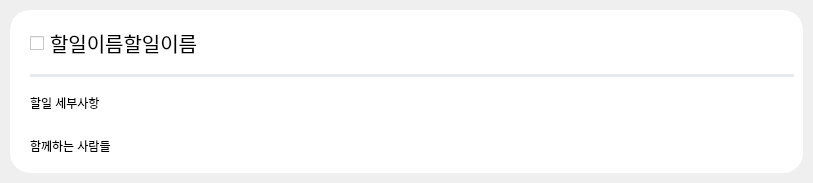
Before: the Qt Designer form main_code/front/ui/todo_list.ui in guaba98/TeamCollaborationTool, drawn with Qt 5.
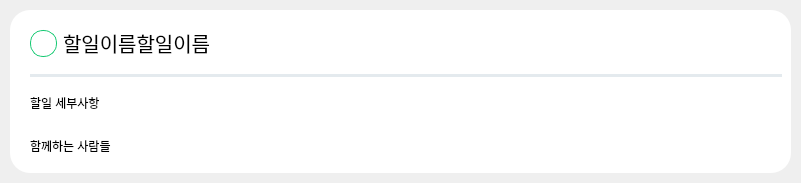
After: the same form once the commit is applied. Icons and pictures are not drawn.

What changed in the file:
```diff
--- a/main_code/front/ui/todo_list.ui
+++ b/main_code/front/ui/todo_list.ui
@@ -6,10 +6,16 @@
    <rect>
     <x>0</x>
     <y>0</y>
-    <width>813</width>
+    <width>801</width>
     <height>183</height>
    </rect>
   </property>
+  <property name="maximumSize">
+   <size>
+    <width>16777215</width>
+    <height>16777215</height>
+   </size>
+  </property>
   <property name="windowTitle">
    <string>Form</string>
   </property>
@@ -33,13 +39,13 @@
     <widget class="QFrame" name="main_frame">
      <property name="minimumSize">
       <size>
-       <width>785</width>
+       <width>0</width>
        <height>163</height>
       </size>
      </property>
      <property name="maximumSize">
       <size>
-       <width>3421234</width>
+       <width>16777215</width>
        <height>163</height>
       </size>
      </property>
@@ -78,6 +84,21 @@
             <pointsize>15</pointsize>
            </font>
           </property>
+          <property name="styleSheet">
+           <string notr="true"> QCheckBox::indicator {
+                        width: 25px;
+                        height: 25px;
+                    }
+                    QCheckBox::indicator:unchecked {
+                        border: 0.5px solid #14C871;
+                        border-radius: 13px;
+                        background-color: #ffffff;
+                    }
+                    QCheckBox::indicator:checked {
+						
+	image: url(:/newPrefix/check.png);
+                       }</string>
+          </property>
           <property name="text">
            <string>할일이름할일이름</string>
           </property>
```
